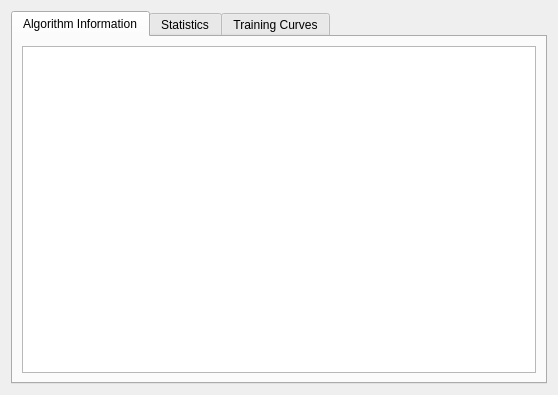
This is MLDemos/statisticsDialog.ui in b4silio/MLDemos as Qt 5 draws it before an edit. The edited form follows.
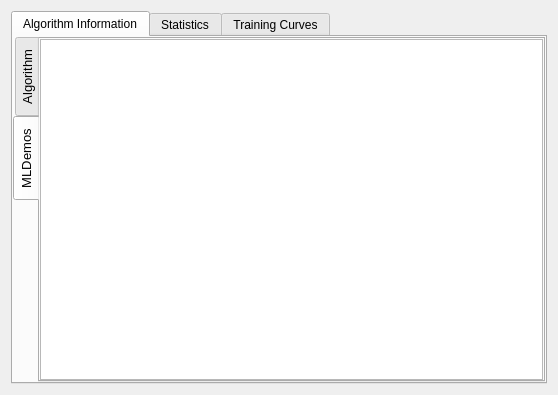
This is the edited form. The open tabs and pages were chosen to show the change.

```diff
--- a/MLDemos/statisticsDialog.ui
+++ b/MLDemos/statisticsDialog.ui
@@ -30,8 +30,35 @@
        <string>Algorithm Information</string>
       </attribute>
       <layout class="QHBoxLayout" name="horizontalLayout_5">
+       <property name="margin">
+        <number>0</number>
+       </property>
        <item>
-        <widget class="QTextBrowser" name="algoText">
+        <widget class="QTabWidget" name="helpTabWidget">
+         <property name="font">
+          <font>
+           <pointsize>10</pointsize>
+          </font>
+         </property>
+         <property name="tabPosition">
+          <enum>QTabWidget::West</enum>
+         </property>
+         <property name="tabShape">
+          <enum>QTabWidget::Rounded</enum>
+         </property>
+         <property name="currentIndex">
+          <number>0</number>
+         </property>
+         <widget class="QWidget" name="helpAlgoTab">
+          <attribute name="title">
+           <string>Algorithm</string>
+          </attribute>
+          <layout class="QVBoxLayout" name="verticalLayout">
+           <property name="margin">
+            <number>0</number>
+           </property>
+           <item>
+            <widget class="QTextBrowser" name="helpAlgoText">
          <property name="acceptDrops">
           <bool>false</bool>
          </property>
@@ -44,6 +71,36 @@
          <property name="openLinks">
           <bool>true</bool>
          </property>
+            </widget>
+           </item>
+          </layout>
+         </widget>
+         <widget class="QWidget" name="helpMainTab">
+          <attribute name="title">
+           <string>MLDemos</string>
+          </attribute>
+          <layout class="QVBoxLayout" name="verticalLayout_4">
+           <property name="margin">
+            <number>0</number>
+           </property>
+           <item>
+            <widget class="QTextBrowser" name="helpMainText">
+             <property name="acceptDrops">
+              <bool>false</bool>
+             </property>
+             <property name="autoFillBackground">
+              <bool>true</bool>
+             </property>
+             <property name="openExternalLinks">
+              <bool>true</bool>
+             </property>
+             <property name="openLinks">
+              <bool>true</bool>
+             </property>
+            </widget>
+           </item>
+          </layout>
+         </widget>
         </widget>
        </item>
       </layout>
```
Left out of the diff: 2 changed lines with no effect on the pictures. Lines whose indentation alone changed are shown as unchanged.
